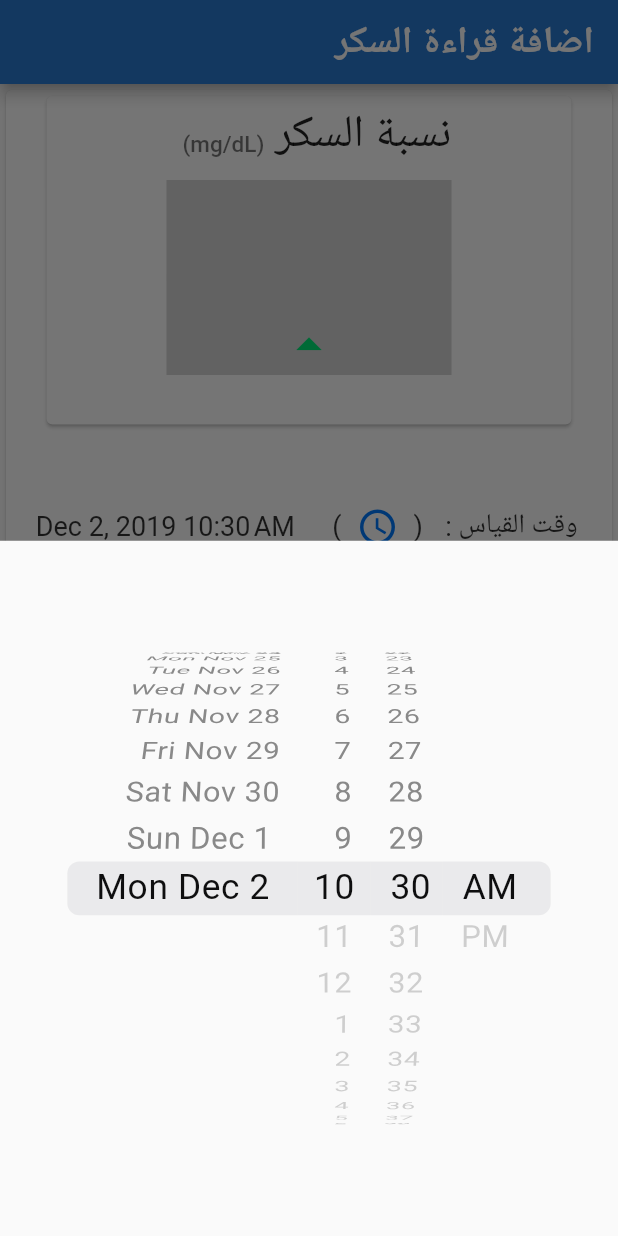
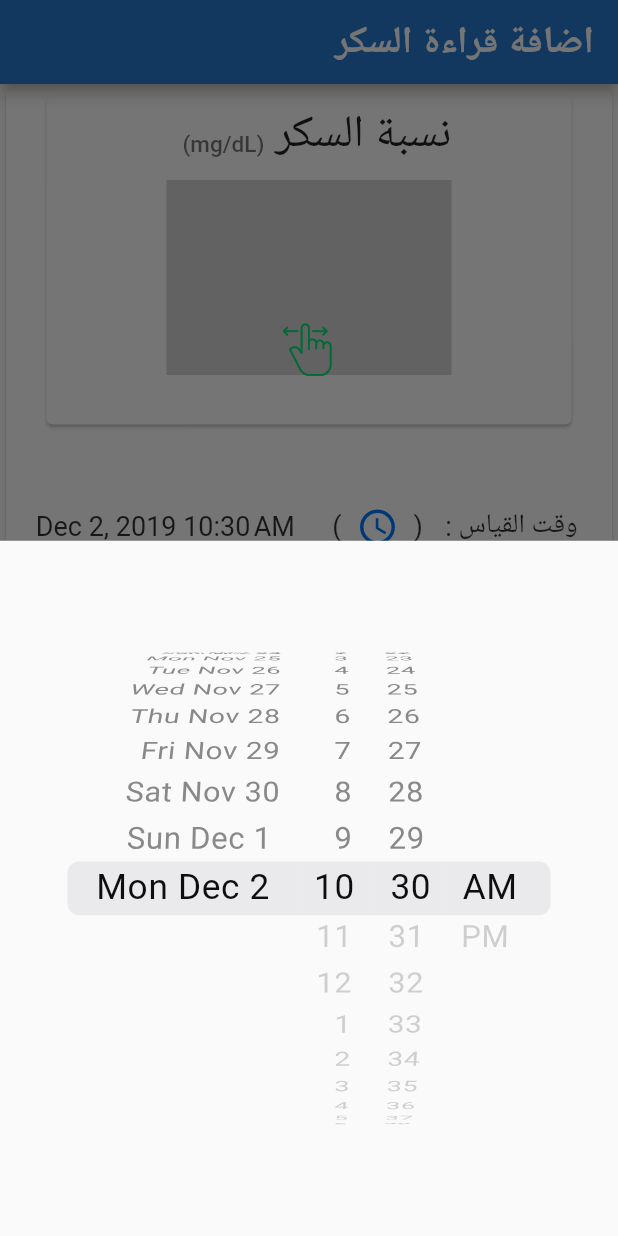
Before and after one commit to rashakh/ss_verion0, a Flutter app: the GlucoseMeasure screen opened directly with empty values, after a tap on the "access time" icon, on a phone screen of 412 x 824 dp. Run offline on Flutter 3.47's test engine with Material 2 defaults, Android fonts, the phone set to English and light mode, and no system bars; our stand-ins replace charts_flutter, flutter_spinkit, numberpicker, pdf, percent_indicator and 1 more; missing offline and left inert: dart:ffi, flutter_full_pdf_viewer; accounts and stored records are empty; statements that could not run were skipped.

Commit message:
icons_update_2dec

```diff
--- a/lib/diabetes_icons_icons.dart
+++ b/lib/diabetes_icons_icons.dart
@@ -41,7 +41,6 @@ class DiabetesIcons {
   static const IconData blood_pressure__1_ = const IconData(0xe812, fontFamily: _kFontFam);
   static const IconData blood_pressure__2_ = const IconData(0xe813, fontFamily: _kFontFam);
   static const IconData dinner__4_ = const IconData(0xe814, fontFamily: _kFontFam);
-  static const IconData dinner__3_ = const IconData(0xe815, fontFamily: _kFontFam);
   static const IconData dinner__2_ = const IconData(0xe816, fontFamily: _kFontFam);
   static const IconData dinner__1_ = const IconData(0xe817, fontFamily: _kFontFam);
   static const IconData dinner = const IconData(0xe818, fontFamily: _kFontFam);
@@ -53,15 +52,22 @@ class DiabetesIcons {
   static const IconData breakfast = const IconData(0xe81e, fontFamily: _kFontFam);
   static const IconData instruction__4_ = const IconData(0xe81f, fontFamily: _kFontFam);
   static const IconData instruction__3_ = const IconData(0xe820, fontFamily: _kFontFam);
-  static const IconData instruction__2_ = const IconData(0xe821, fontFamily: _kFontFam);
   static const IconData instruction__1_ = const IconData(0xe822, fontFamily: _kFontFam);
-  static const IconData instruction = const IconData(0xe823, fontFamily: _kFontFam);
   static const IconData pouring__2_ = const IconData(0xe824, fontFamily: _kFontFam);
   static const IconData pouring__1_ = const IconData(0xe825, fontFamily: _kFontFam);
   static const IconData pouring = const IconData(0xe826, fontFamily: _kFontFam);
   static const IconData planning__3_ = const IconData(0xe827, fontFamily: _kFontFam);
-  static const IconData planning__2_ = const IconData(0xe828, fontFamily: _kFontFam);
-  static const IconData planning__1_ = const IconData(0xe829, fontFamily: _kFontFam);
-  static const IconData planning = const IconData(0xe82a, fontFamily: _kFontFam);
   static const IconData dinner__5_ = const IconData(0xe82b, fontFamily: _kFontFam);
+  static const IconData swipe = const IconData(0xe82c, fontFamily: _kFontFam);
+  static const IconData swipe_up = const IconData(0xe82d, fontFamily: _kFontFam);
+  static const IconData play = const IconData(0xe82e, fontFamily: _kFontFam);
+  static const IconData blood_test = const IconData(0xe82f, fontFamily: _kFontFam);
+  static const IconData left_arrow__1_ = const IconData(0xe830, fontFamily: _kFontFam);
+  static const IconData left_arrow = const IconData(0xe831, fontFamily: _kFontFam);
+  static const IconData play_button = const IconData(0xe832, fontFamily: _kFontFam);
+  static const IconData right_arrow__1_ = const IconData(0xe833, fontFamily: _kFontFam);
+  static const IconData right_arrow = const IconData(0xe834, fontFamily: _kFontFam);
+  static const IconData swipe__1_ = const IconData(0xe835, fontFamily: _kFontFam);
+  static const IconData swipe__2_ = const IconData(0xe836, fontFamily: _kFontFam);
+  static const IconData swipe__3_ = const IconData(0xe837, fontFamily: _kFontFam);
 }
--- a/lib/src/screen/glucose_measure.dart
+++ b/lib/src/screen/glucose_measure.dart
@@ -1,5 +1,6 @@
 import 'dart:math';
 
+import 'package:dtfbl/diabetes_icons_icons.dart';
 import 'package:dtfbl/src/models/A1C.dart';
 import 'package:dtfbl/src/models/BG.dart';
 import 'package:dtfbl/src/models/PA.dart';
@@ -220,9 +221,9 @@ class _Bodystate extends State<Body> {
           ),
         ),
         Icon(
-          Icons.arrow_drop_up,
+          DiabetesIcons.swipe,
           color: slider,
-          size: 40,
+          size: 35,
         ),
       ],
     );
--- a/lib/src/screen/pressure_input.dart
+++ b/lib/src/screen/pressure_input.dart
@@ -1,3 +1,4 @@
+import 'package:dtfbl/diabetes_icons_icons.dart';
 import 'package:dtfbl/src/models/A1C.dart';
 import 'package:dtfbl/src/models/pressure.dart';
 import 'package:dtfbl/src/utils/database_helper.dart';
@@ -187,9 +188,9 @@ class _Bodystate extends State<Body> {
           ),
         ),
         Icon(
-          Icons.arrow_drop_up,
+          DiabetesIcons.swipe,
           color: slider,
-          size: 40,
+          size: 28,
         ),
       ],
     );
--- a/lib/src/screen/weight_input.dart
+++ b/lib/src/screen/weight_input.dart
@@ -1,3 +1,4 @@
+import 'package:dtfbl/diabetes_icons_icons.dart';
 import 'package:dtfbl/src/models/wieght.dart';
 import 'package:dtfbl/src/utils/database_helper.dart';
 import 'package:flutter/material.dart';
@@ -154,9 +155,9 @@ class _Bodystate extends State<Body> {
           ),
         ),
         Icon(
-          Icons.arrow_drop_up,
+          DiabetesIcons.swipe,
           color: slider,
-          size: 40,
+          size: 35,
         ),
       ],
     );
```
Also changed, not shown: lib/src/widgets/fancy_fab.dart (+5 -5 lines), assets/fonts/DiabetesIcons.ttf.
